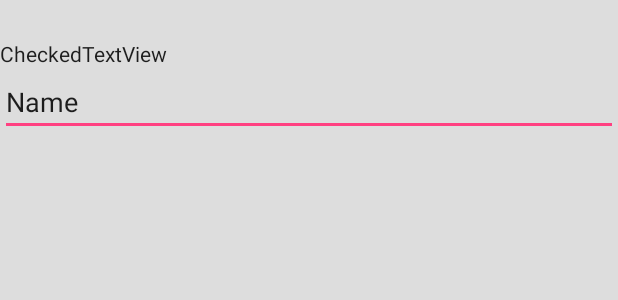
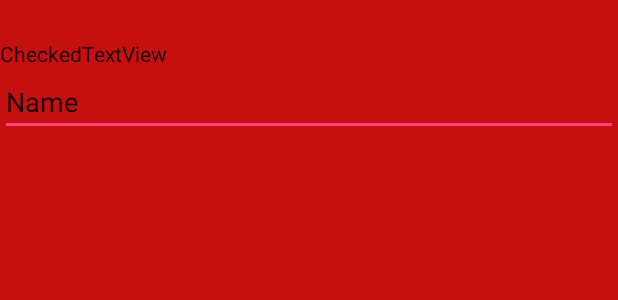
Before and after one commit to QiuChenly/WeiXin, an Android app: the layout mlayout_main_map.xml on its own in the app's theme, with its tools: preview values and no code run, on a phone screen of 412 x 824 dp. Shown: the top 300 px of the screen. Run offline under Robolectric (Android 15) with nearby library versions, the phone set to English and light mode, and no system bars.

Commit message:
进度：解决点击ImageButton时间冲突

```diff
--- a/app/src/main/res/layout/footerlayput.xml
+++ b/app/src/main/res/layout/footerlayput.xml
@@ -32,6 +32,7 @@
                 android:layout_height="26dp"
                 android:layout_gravity="center"
                 android:background="#00000000"
+                android:clickable="false"
                 android:scaleType="centerCrop"
                 android:src="@drawable/ic_place"/>
 
@@ -57,6 +58,7 @@
                 android:layout_height="26dp"
                 android:layout_gravity="center"
                 android:background="#00000000"
+                android:clickable="false"
                 android:scaleType="centerCrop"
                 android:src="@drawable/ic_golf"/>
 
@@ -82,6 +84,7 @@
                 android:layout_height="26dp"
                 android:layout_gravity="center"
                 android:background="#00000000"
+                android:clickable="false"
                 android:scaleType="centerCrop"
                 android:src="@drawable/ic_person"/>
 
--- a/app/src/main/res/layout/mlayout_inquiryview.xml
+++ b/app/src/main/res/layout/mlayout_inquiryview.xml
@@ -1,8 +1,8 @@
 <?xml version="1.0" encoding="utf-8"?>
 <LinearLayout xmlns:android="http://schemas.android.com/apk/res/android"
               android:layout_width="match_parent"
-
               android:layout_height="match_parent"
+              android:background="#0d6dcc"
               android:orientation="vertical">
 
     <com.google.android.gms.maps.MapView
--- a/app/src/main/res/layout/mlayout_main_map.xml
+++ b/app/src/main/res/layout/mlayout_main_map.xml
@@ -2,7 +2,7 @@
 <LinearLayout xmlns:android="http://schemas.android.com/apk/res/android"
               android:layout_width="match_parent"
               android:layout_height="match_parent"
-              android:background="#22222222"
+              android:background="#c60f0f"
               android:fitsSystemWindows="true"
               android:orientation="vertical">
 
--- a/app/src/main/res/layout/mlayout_myinfo.xml
+++ b/app/src/main/res/layout/mlayout_myinfo.xml
@@ -1,8 +1,8 @@
 <?xml version="1.0" encoding="utf-8"?>
 <LinearLayout xmlns:android="http://schemas.android.com/apk/res/android"
-              android:orientation="vertical"
-
               android:layout_width="match_parent"
-              android:layout_height="match_parent">
+              android:layout_height="match_parent"
+              android:background="#8e8e0e"
+              android:orientation="vertical">
 
 </LinearLayout>
```
